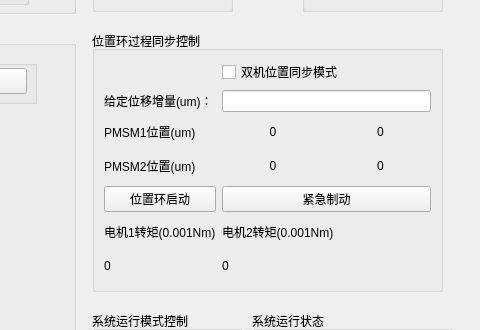
Qt form mainwindow.ui (whitekiteoversea/PCSyncController) before a commit; both pictures show x 708 to 1188 and y 199 to 529 of the 1188 by 861 pixel window.
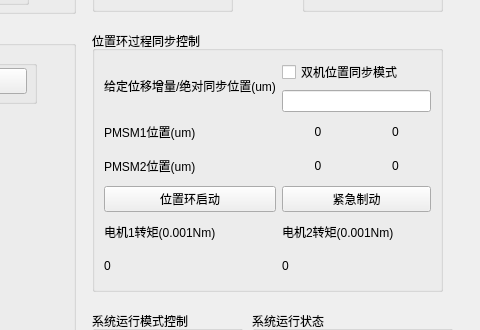
The same form after that commit. Custom widgets are drawn as their Qt base class.

Commit message:
FIX: 修复单机位置环PID错误
目前两台电机位置环相同参数下存在定位精度差异

电机1:20um
电机2:30um

Patch:
```diff
--- a/mainwindow.ui
+++ b/mainwindow.ui
@@ -547,13 +547,6 @@
        </property>
       </widget>
      </item>
-     <item row="1" column="0">
-      <widget class="QLabel" name="label_24">
-       <property name="text">
-        <string>给定位移增量(um)：</string>
-       </property>
-      </widget>
-     </item>
      <item row="1" column="1" colspan="2">
       <widget class="QLineEdit" name="refPosiSig"/>
      </item>
@@ -653,6 +646,13 @@
        </property>
       </widget>
      </item>
+     <item row="0" column="0" rowspan="2">
+      <widget class="QLabel" name="label_24">
+       <property name="text">
+        <string>给定位移增量/绝对同步位置(um)</string>
+       </property>
+      </widget>
+     </item>
     </layout>
    </widget>
    <widget class="QGroupBox" name="groupBox_9">
```
The commit also changes 5 other files.
